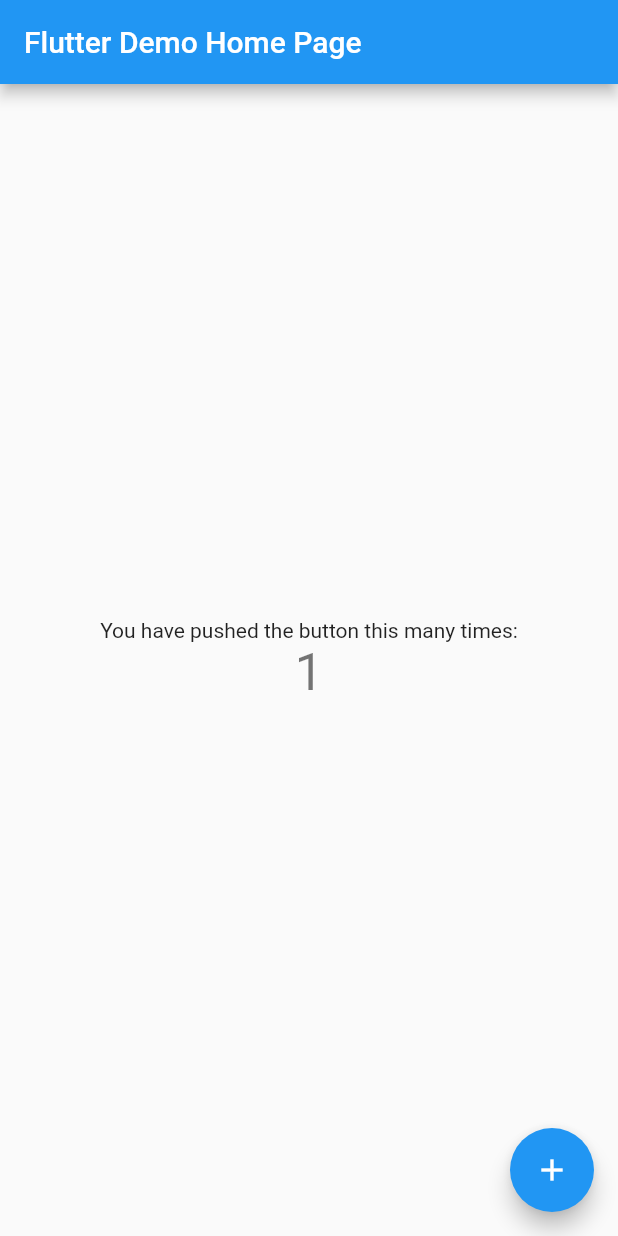
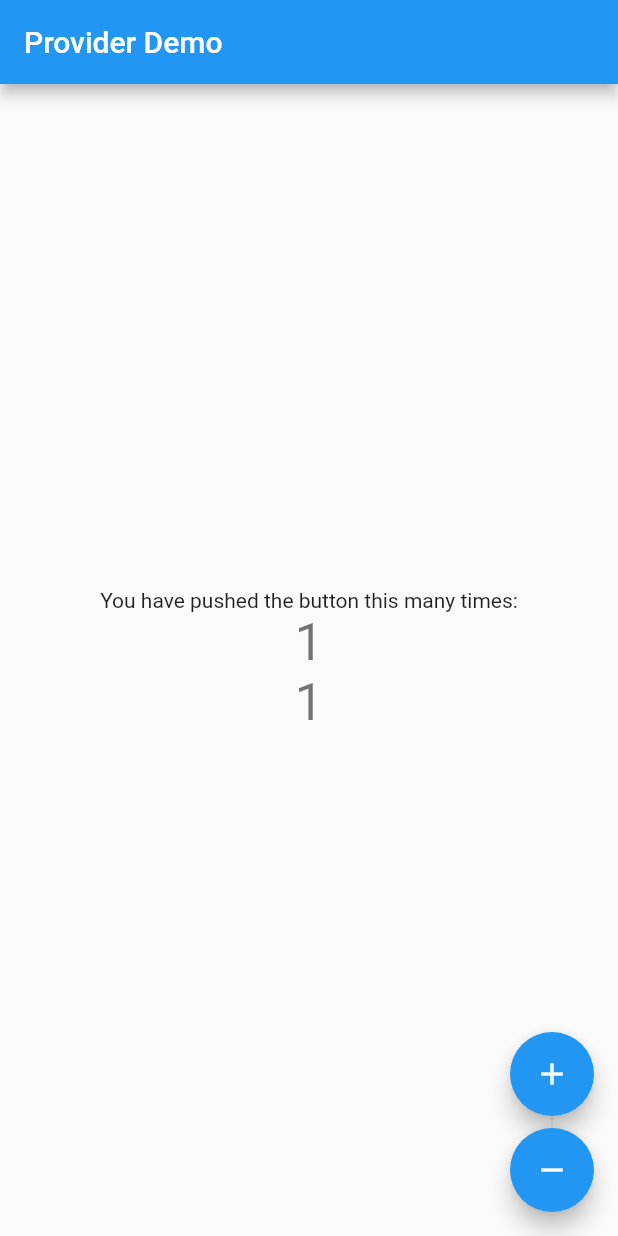
Before and after one commit to arisorgcn/counter_state_management, a Flutter app: the screen it shows after launch, after a tap on the "add" icon, on a phone screen of 412 x 824 dp. Run offline on Flutter 3.47's test engine with Material 2 defaults, Android fonts, the phone set to English and light mode, and no system bars.

Commit message:
使用Provider管理状态

```diff
--- a/lib/main.dart
+++ b/lib/main.dart
@@ -20,10 +20,42 @@
 // OUT OF OR IN CONNECTION WITH THE SOFTWARE OR THE USE OR OTHER DEALINGS IN THE
 // SOFTWARE.
 
+import 'package:flutter/foundation.dart';
 import 'package:flutter/material.dart';
+import 'package:provider/provider.dart';
+
+class CounterProvider with ChangeNotifier, DiagnosticableTreeMixin {
+  int _count = 0;
+
+  int get count => _count;
+
+  void increment() {
+    _count++;
+    notifyListeners();
+  }
+
+  void decrement() {
+    _count--;
+    notifyListeners();
+  }
+
+  /// Makes `Counter` readable inside the devtools by listing all of its properties
+  @override
+  void debugFillProperties(DiagnosticPropertiesBuilder properties) {
+    super.debugFillProperties(properties);
+    properties.add(IntProperty('count', count));
+  }
+}
 
 void main() {
-  runApp(MyApp());
+  runApp(
+    MultiProvider(
+      providers: [
+        ChangeNotifierProvider(create: (_) => CounterProvider()),
+      ],
+      child: MyApp(),
+    ),
+  );
 }
 
 class MyApp extends StatelessWidget {
@@ -31,12 +63,12 @@ class MyApp extends StatelessWidget {
   @override
   Widget build(BuildContext context) {
     return MaterialApp(
-      title: 'Flutter Demo',
+      title: 'Provider Demo',
       theme: ThemeData(
         primarySwatch: Colors.blue,
         visualDensity: VisualDensity.adaptivePlatformDensity,
       ),
-      home: MyHomePage(title: 'Flutter Demo Home Page'),
+      home: MyHomePage(title: 'Provider Demo'),
     );
   }
 }
@@ -51,14 +83,6 @@ class MyHomePage extends StatefulWidget {
 }
 
 class _MyHomePageState extends State<MyHomePage> {
-  int _counter = 0;
-
-  void _incrementCounter() {
-    setState(() {
-      _counter++;
-    });
-  }
-
   @override
   Widget build(BuildContext context) {
     return Scaffold(
@@ -72,18 +96,59 @@ class _MyHomePageState extends State<MyHomePage> {
             Text(
               'You have pushed the button this many times:',
             ),
-            Text(
-              '$_counter',
-              style: Theme.of(context).textTheme.headline4,
-            ),
+            Counter(),
+            Counter2(),
           ],
         ),
       ),
-      floatingActionButton: FloatingActionButton(
-        onPressed: _incrementCounter,
-        tooltip: 'Increment',
-        child: Icon(Icons.add),
+      floatingActionButton: Column(
+        mainAxisAlignment: MainAxisAlignment.end,
+        children: [
+          FloatingActionButton(
+            onPressed: () => context.read<CounterProvider>().increment(),
+            tooltip: 'Increment',
+            child: Icon(Icons.add),
+          ),
+          SizedBox(width: 0.6, height: 8, child: VerticalDivider()),
+          FloatingActionButton(
+            onPressed: () => context.read<CounterProvider>().decrement(),
+            tooltip: 'Decrement',
+            child: Icon(Icons.remove),
+          ),
+        ],
       ), // This trailing comma makes auto-formatting nicer for build methods.
     );
   }
 }
+
+class Counter extends StatelessWidget {
+  const Counter({
+    Key key,
+  }) : super(key: key);
+
+  @override
+  Widget build(BuildContext context) {
+    return Text(
+      '${context.watch<CounterProvider>().count}',
+      style: Theme.of(context).textTheme.headline4,
+    );
+  }
+}
+
+class Counter2 extends StatelessWidget {
+  const Counter2({
+    Key key,
+  }) : super(key: key);
+
+  @override
+  Widget build(BuildContext context) {
+    return Consumer<CounterProvider>(
+      builder: (context, counter, child) {
+        return Text(
+          '${counter.count}',
+          style: Theme.of(context).textTheme.headline4,
+        );
+      },
+    );
+  }
+}
--- a/pubspec.yaml
+++ b/pubspec.yaml
@@ -28,6 +28,8 @@ dependencies:
   # The following adds the Cupertino Icons font to your application.
   # Use with the CupertinoIcons class for iOS style icons.
   cupertino_icons: ^1.0.0
+
+  provider: ^4.3.2+3
 
 dev_dependencies:
   flutter_test:
```
Also changed, not shown: 1 other file.
